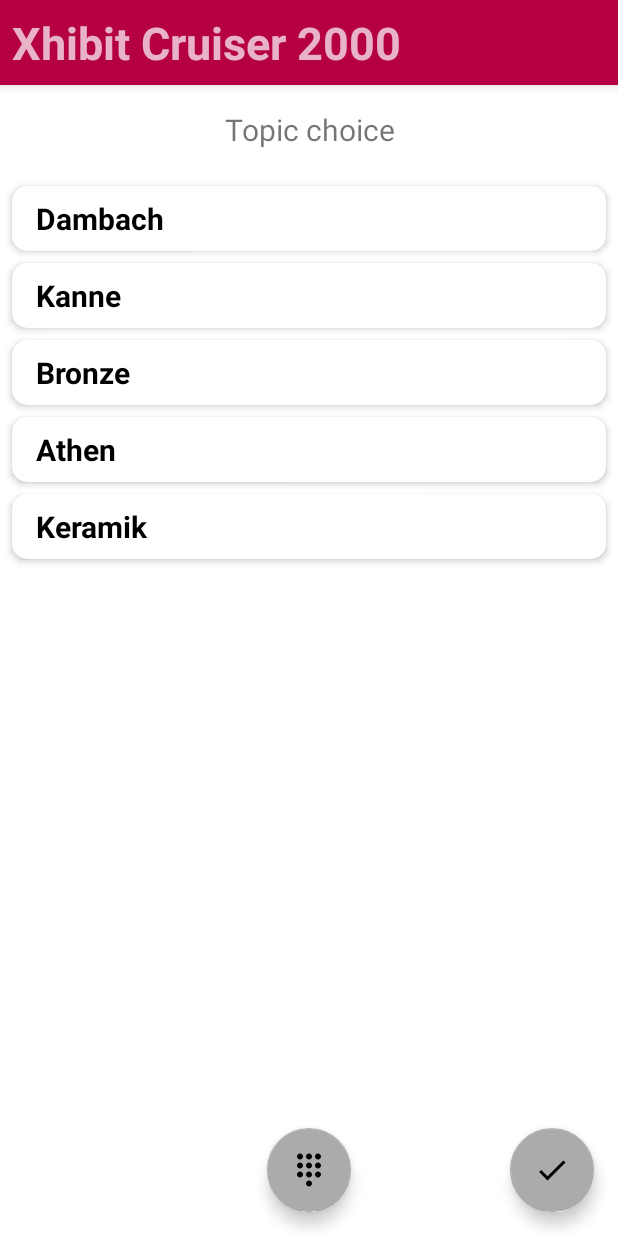
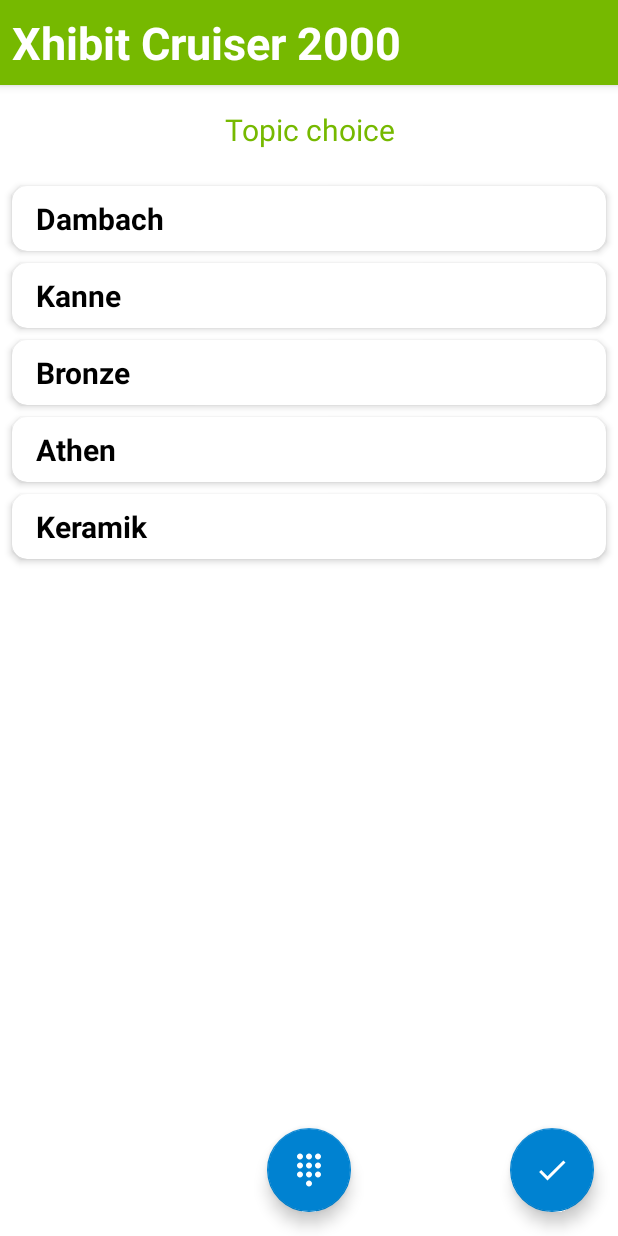
Before and after one commit to leoruland/infovis-app, an Android app: the screen it shows after launch (MainActivity), on a phone screen of 412 x 824 dp. Run offline under Robolectric (Android 15) with nearby library versions, the phone set to English and light mode, and no system bars; our stand-ins replace navigation-ui.

Commit message:
Switch colors to HTW branding

```diff
--- a/app/src/main/java/de/leoruland/infovisapp/view/ExhibitAdapter.kt
+++ b/app/src/main/java/de/leoruland/infovisapp/view/ExhibitAdapter.kt
@@ -1,9 +1,11 @@
 package de.leoruland.infovisapp.view
 
+import android.graphics.Color
 import android.view.LayoutInflater
 import android.view.View
 import android.view.ViewGroup
 import android.widget.TextView
+import androidx.cardview.widget.CardView
 import androidx.navigation.findNavController
 import androidx.recyclerview.widget.RecyclerView
 import de.leoruland.infovisapp.R
@@ -17,6 +19,10 @@ class ExhibitAdapter(private val exhibits: List<Exhibit>) :
         private lateinit var exhibit: Exhibit
 
         init {
+            val itemTitle: TextView = itemView.findViewById(R.id.exhibitTitle)
+            val topicCard: CardView = itemView.findViewById(R.id.exhibit_card)
+            itemTitle.setTextColor(Color.parseColor("#000000"))
+            topicCard.setCardBackgroundColor(Color.parseColor("#FFFFFF"))
             itemView.setOnClickListener(this)
         }
 
--- a/app/src/main/java/de/leoruland/infovisapp/view/TopicAdapter.kt
+++ b/app/src/main/java/de/leoruland/infovisapp/view/TopicAdapter.kt
@@ -19,6 +19,10 @@ class TopicAdapter(private val topics: List<Topic>) :
         private var isChecked = false
 
         init {
+            val itemTitle: TextView = itemView.findViewById(R.id.topicTitle)
+            val topicCard: CardView = itemView.findViewById(R.id.topic_card)
+            itemTitle.setTextColor(Color.parseColor("#000000"))
+            topicCard.setCardBackgroundColor(Color.parseColor("#FFFFFF"))
             itemView.setOnClickListener(this)
         }
 
@@ -35,7 +39,7 @@ class TopicAdapter(private val topics: List<Topic>) :
             if (isChecked) {
                 TopicsChoiceStateHolder.addTopic(topic)
                 itemTitle.setTextColor(Color.parseColor("#FFFFFF"))
-                topicCard.setCardBackgroundColor(Color.parseColor("#A10040"))
+                topicCard.setCardBackgroundColor(Color.parseColor("#0082D1"))
             } else {
                 TopicsChoiceStateHolder.removeTopic(topic)
                 itemTitle.setTextColor(Color.parseColor("#000000"))
--- a/app/src/main/res/drawable/ic_launcher_background.xml
+++ b/app/src/main/res/drawable/ic_launcher_background.xml
@@ -5,7 +5,7 @@
     android:viewportWidth="108"
     android:viewportHeight="108">
     <path
-        android:fillColor="@color/pantone_1955"
+        android:fillColor="@color/htw_primary"
         android:pathData="M0,0h108v108h-108z" />
     <path
         android:fillColor="#00000000"
--- a/app/src/main/res/layout/activity_main.xml
+++ b/app/src/main/res/layout/activity_main.xml
@@ -1,6 +1,5 @@
 <?xml version="1.0" encoding="utf-8"?>
 <androidx.coordinatorlayout.widget.CoordinatorLayout xmlns:android="http://schemas.android.com/apk/res/android"
-    xmlns:app="http://schemas.android.com/apk/res-auto"
     xmlns:tools="http://schemas.android.com/tools"
     android:layout_width="match_parent"
     android:layout_height="match_parent"
@@ -16,6 +15,7 @@
             android:layout_height="wrap_content"
             android:padding="@dimen/padding_half"
             android:text="@string/app_name"
+            android:textColor="?attr/colorOnPrimary"
             android:textSize="@dimen/caption_text_size"
             android:textStyle="bold" />
 
--- a/app/src/main/res/layout/fragment_choice_exhibit.xml
+++ b/app/src/main/res/layout/fragment_choice_exhibit.xml
@@ -13,6 +13,7 @@
         android:layout_margin="@dimen/padding"
         android:text="@string/choice_exhibit_title"
         android:textAlignment="center"
+        android:textColor="@color/htw_primary"
         android:textSize="@dimen/standard_text_size"
         app:layout_constraintTop_toTopOf="parent" />
 
--- a/app/src/main/res/layout/fragment_choice_topic.xml
+++ b/app/src/main/res/layout/fragment_choice_topic.xml
@@ -13,6 +13,7 @@
         android:layout_margin="@dimen/padding"
         android:text="@string/choice_topic_title"
         android:textAlignment="center"
+        android:textColor="@color/htw_primary"
         android:textSize="@dimen/standard_text_size"
         app:layout_constraintTop_toTopOf="parent" />
 
--- a/app/src/main/res/layout/fragment_direct_number_input.xml
+++ b/app/src/main/res/layout/fragment_direct_number_input.xml
@@ -22,7 +22,7 @@
         android:id="@+id/error_text"
         android:layout_width="wrap_content"
         android:layout_height="wrap_content"
-        android:textColor="@color/pantone_1665"
+        android:textColor="@color/htw_secondary_orange"
         tools:text="ERROR"
         app:layout_constraintBottom_toTopOf="@+id/number_input"
         app:layout_constraintEnd_toEndOf="parent"
--- a/app/src/main/res/layout/list_item_exhibit.xml
+++ b/app/src/main/res/layout/list_item_exhibit.xml
@@ -9,7 +9,6 @@
     android:layout_marginTop="@dimen/padding_half"
     android:layout_marginEnd="@dimen/padding_half"
 
-    app:cardBackgroundColor="@android:color/white"
     app:cardCornerRadius="10dp"
     app:cardElevation="3dp">
 
@@ -24,7 +23,6 @@
             android:layout_marginStart="@dimen/padding"
             android:layout_marginTop="@dimen/padding_half"
             android:layout_marginBottom="@dimen/padding_half"
-            android:textColor="@color/black"
             android:textSize="20sp"
             android:textStyle="bold"
             app:layout_constraintBottom_toBottomOf="parent"
--- a/app/src/main/res/layout/list_item_topic.xml
+++ b/app/src/main/res/layout/list_item_topic.xml
@@ -9,7 +9,6 @@
     android:layout_marginTop="@dimen/padding_half"
     android:layout_marginEnd="@dimen/padding_half"
 
-    app:cardBackgroundColor="@android:color/white"
     app:cardCornerRadius="10dp"
     app:cardElevation="3dp">
 
@@ -24,7 +23,6 @@
             android:layout_marginStart="@dimen/padding"
             android:layout_marginTop="@dimen/padding_half"
             android:layout_marginBottom="@dimen/padding_half"
-            android:textColor="@color/black"
             android:textSize="20sp"
             android:textStyle="bold"
             app:layout_constraintBottom_toBottomOf="parent"
--- a/app/src/main/res/values-night/themes.xml
+++ b/app/src/main/res/values-night/themes.xml
@@ -1,14 +1,15 @@
 <resources xmlns:tools="http://schemas.android.com/tools">
     <!-- Base application theme. -->
     <style name="Theme.Infovisapp" parent="Theme.MaterialComponents.DayNight.DarkActionBar">
+        <item name="android:textColor">@color/htw_seoncdary_grey</item>
         <!-- Primary brand color. -->
-        <item name="colorPrimary">@color/pantone_201</item>
-        <item name="colorPrimaryVariant">@color/pantone_1955</item>
-        <item name="colorOnPrimary">@color/black</item>
+        <item name="colorPrimary">@color/black</item>
+        <item name="colorPrimaryVariant">@color/black</item>
+        <item name="colorOnPrimary">@color/htw_primary</item>
         <!-- Secondary brand color. -->
-        <item name="colorSecondary">@color/pantone_422</item>
-        <item name="colorSecondaryVariant">@color/pantone_423</item>
-        <item name="colorOnSecondary">@color/black</item>
+        <item name="colorSecondary">@color/htw_secondary_blue</item>
+        <item name="colorSecondaryVariant">@color/htw_secondary_blue</item>
+        <item name="colorOnSecondary">@color/white</item>
         <!-- Status bar color. -->
         <item name="android:statusBarColor" tools:targetApi="l">?attr/colorPrimaryVariant</item>
         <!-- Customize your theme here. -->
--- a/app/src/main/res/values/colors.xml
+++ b/app/src/main/res/values/colors.xml
@@ -1,5 +1,10 @@
 <?xml version="1.0" encoding="utf-8"?>
 <resources>
+    <color name="htw_primary">#76B900</color>
+    <color name="htw_secondary_blue">#0082D1</color>
+    <color name="htw_secondary_orange">#FF5F00</color>
+    <color name="htw_seoncdary_grey">#AFAFAF</color>
+
     <color name="pantone_1955">#A10040</color>
     <color name="pantone_201">#B50043</color>
 
--- a/app/src/main/res/values/themes.xml
+++ b/app/src/main/res/values/themes.xml
@@ -1,14 +1,15 @@
 <resources xmlns:tools="http://schemas.android.com/tools">
     <!-- Base application theme. -->
     <style name="Theme.Infovisapp" parent="Theme.MaterialComponents.DayNight.DarkActionBar">
+        <item name="android:textColor">@color/black</item>
         <!-- Primary brand color. -->
-        <item name="colorPrimary">@color/pantone_201</item>
-        <item name="colorPrimaryVariant">@color/pantone_1955</item>
+        <item name="colorPrimary">@color/htw_primary</item>
+        <item name="colorPrimaryVariant">@color/htw_primary</item>
         <item name="colorOnPrimary">@color/white</item>
         <!-- Secondary brand color. -->
-        <item name="colorSecondary">@color/pantone_422</item>
-        <item name="colorSecondaryVariant">@color/pantone_424</item>
-        <item name="colorOnSecondary">@color/black</item>
+        <item name="colorSecondary">@color/htw_secondary_blue</item>
+        <item name="colorSecondaryVariant">@color/htw_secondary_blue</item>
+        <item name="colorOnSecondary">@color/white</item>
         <!-- Status bar color. -->
         <item name="android:statusBarColor" tools:targetApi="l">?attr/colorPrimaryVariant</item>
         <!-- Customize your theme here. -->
```
